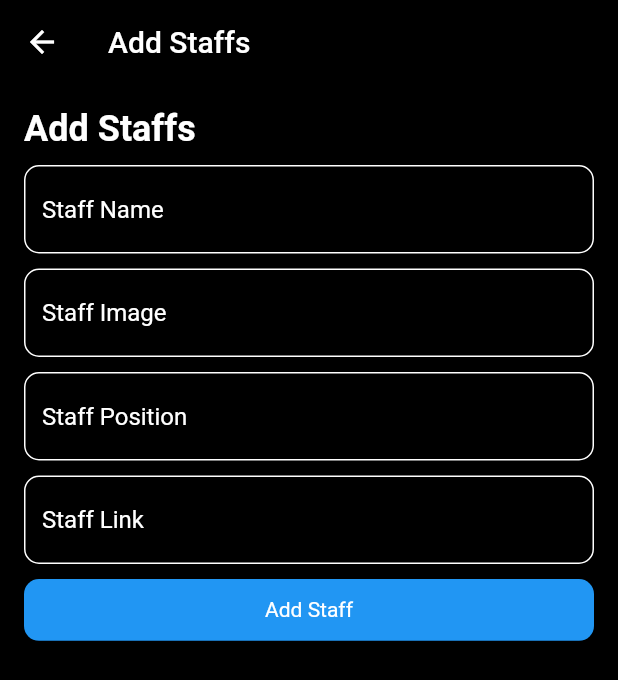
After one commit to salmanulfarisi/anime_app, a Flutter app: the AddStaffs screen opened directly, on a phone screen of 412 x 824 dp. The commit adds this screen. Shown: the top 680 px of the screen. Run offline on Flutter 3.47's test engine with Material 2 defaults, Android fonts, the phone set to English and light mode, and no system bars; our stand-ins replace cached_network_image, carousel_slider, cloud_firestore, firebase_auth, firebase_core, flutter_svg and 8 more; accounts and stored records are empty.

Commit message:
make some changes

```diff
--- a/lib/screens/admin/addAnime/add_animetype.dart
+++ b/lib/screens/admin/addAnime/add_animetype.dart
@@ -96,6 +96,7 @@ class AddAnimeType extends StatelessWidget {
                         AnimeModel(
                           charactors: controller.charactorList,
                           actors: controller.actorList,
+                          staff: controller.staffList,
                           id: FireStoreServices.getNewDocumentId(),
                           animeName: controller.animeNameController.text,
                           animeVideo: controller.animeVideoController.text,
--- /dev/null
+++ b/lib/screens/admin/addAnime/add_staffs.dart
@@ -0,0 +1,61 @@
+import 'package:anime_app/screens/admin/addAnime/widgets/custom_textfield.dart';
+import 'package:anime_app/screens/admin/controller/admin_controller.dart';
+import 'package:anime_app/screens/admin/details/widgets/title_text.dart';
+import 'package:flutter/material.dart';
+import 'package:get/get.dart';
+import 'package:velocity_x/velocity_x.dart';
+
+class AddStaffs extends StatelessWidget {
+  const AddStaffs({Key? key}) : super(key: key);
+
+  @override
+  Widget build(BuildContext context) {
+    final controller = Get.find<AdminController>();
+    return Scaffold(
+        appBar: AppBar(
+          title: const Text('Add Staffs'),
+        ),
+        body: SingleChildScrollView(
+          child: Padding(
+            padding: const EdgeInsets.all(16.0),
+            child: Column(
+              crossAxisAlignment: CrossAxisAlignment.start,
+              children: [
+                titleText(title: 'Add Staffs'),
+                10.heightBox,
+                customTextField(
+                  hint: 'Staff Name',
+                  controller: controller.charNameController,
+                ),
+                10.heightBox,
+                customTextField(
+                    hint: 'Staff Image',
+                    controller: controller.charImageController),
+                10.heightBox,
+                customTextField(
+                  hint: 'Staff Position',
+                  controller: controller.charRoleController,
+                ),
+                10.heightBox,
+                customTextField(
+                  hint: 'Staff Link',
+                  controller: controller.charRoleController,
+                ),
+                10.heightBox,
+                GestureDetector(
+                  onTap: () {},
+                  child: Container(
+                    width: context.screenWidth,
+                    height: context.screenHeight * 0.05,
+                    decoration: BoxDecoration(
+                        color: Colors.blue,
+                        borderRadius: BorderRadius.circular(10)),
+                    child: 'Add Staff'.text.white.makeCentered(),
+                  ),
+                ),
+              ],
+            ),
+          ),
+        ));
+  }
+}
--- a/lib/screens/admin/controller/admin_controller.dart
+++ b/lib/screens/admin/controller/admin_controller.dart
@@ -1,5 +1,6 @@
 import 'package:anime_app/screens/admin/model/actor_model.dart';
 import 'package:anime_app/screens/admin/model/charactor_model.dart';
+import 'package:anime_app/screens/admin/model/staff_model.dart';
 import 'package:cloud_firestore/cloud_firestore.dart';
 import 'package:flutter/material.dart';
 import 'package:get/get.dart';
@@ -22,6 +23,7 @@ class AdminController extends GetxController {
   var linkList = <Map<String, String>>[].obs;
   List<Charactor> charactorList = <Charactor>[].obs;
   List<Actor> actorList = <Actor>[].obs;
+  List<Staff> staffList = <Staff>[].obs;
 
   // bool
   var isAllFilled = false.obs;
@@ -108,6 +110,11 @@ class AdminController extends GetxController {
   var actorNameController = TextEditingController();
   var actorImageController = TextEditingController();
   var actorLinkController = TextEditingController();
+  // staff text field
+  var staffNameController = TextEditingController();
+  var staffImageController = TextEditingController();
+  var staffPositionController = TextEditingController();
+  var staffLinkController = TextEditingController();
 
   // add charactor to charactorList
   void addCharactor() {
@@ -134,6 +141,22 @@ class AdminController extends GetxController {
       actorNameController.clear();
       actorImageController.clear();
       actorLinkController.clear();
+    }
+  }
+
+  // add staff to staffList
+  void addStaff() {
+    if (staffNameController.text.isNotEmpty &&
+        staffImageController.text.isNotEmpty) {
+      staffList.add(Staff(
+          name: staffNameController.text,
+          image: staffImageController.text,
+          position: staffPositionController.text,
+          link: staffLinkController.text));
+      staffNameController.clear();
+      staffImageController.clear();
+      staffPositionController.clear();
+      staffLinkController.clear();
     }
   }
 
--- a/lib/screens/admin/model/anime_model.dart
+++ b/lib/screens/admin/model/anime_model.dart
@@ -1,5 +1,6 @@
 import 'package:anime_app/screens/admin/model/actor_model.dart';
 import 'package:anime_app/screens/admin/model/charactor_model.dart';
+import 'package:anime_app/screens/admin/model/staff_model.dart';
 
 class AnimeModel {
   final String id;
@@ -8,6 +9,7 @@ class AnimeModel {
   final List<String> animeImage;
   final List<Charactor> charactors;
   final List<Actor> actors;
+  final List<Staff> staff;
   final String animeType;
   final String animeStatus;
   final double animeScore;
@@ -34,6 +36,7 @@ class AnimeModel {
     required this.id,
     required this.charactors,
     required this.actors,
+    required this.staff,
     required this.animeName,
     required this.animeVideo,
     required this.animeImage,
@@ -80,6 +83,7 @@ class AnimeModel {
       'animeLicensor': animeLicensor,
       "charactors": charactors.map((e) => e.toMap()).toList(),
       "actors": actors.map((e) => e.toMap()).toList(),
+      "staff": staff.map((e) => e.toMap()).toList(),
       'aired': aired.toMap(),
       'animeSynonyms': animeSynonyms,
       'producers': producers.map((e) => e).toList(),
--- /dev/null
+++ b/lib/screens/admin/model/staff_model.dart
@@ -0,0 +1,31 @@
+class Staff {
+  final String name;
+  final String image;
+  final String position;
+  final String link;
+
+  Staff({
+    required this.name,
+    required this.image,
+    required this.position,
+    required this.link,
+  });
+
+  factory Staff.fromJson(Map<String, dynamic> json) {
+    return Staff(
+      name: json['name'],
+      image: json['image'],
+      position: json['position'],
+      link: json['link'],
+    );
+  }
+
+  Map<String, dynamic> toMap() {
+    return {
+      'name': name,
+      'image': image,
+      'position': position,
+      'link': link,
+    };
+  }
+}
```
Also changed, not shown: lib/screens/admin/addAnime/add_charactor.dart (+9 -0 lines), lib/screens/admin/details/anime_details.dart (+15 -9 lines), lib/screens/admin/details/widgets/builder_container.dart (+5 -9 lines), lib/services/firestore_services.dart (+3 -56 lines).
